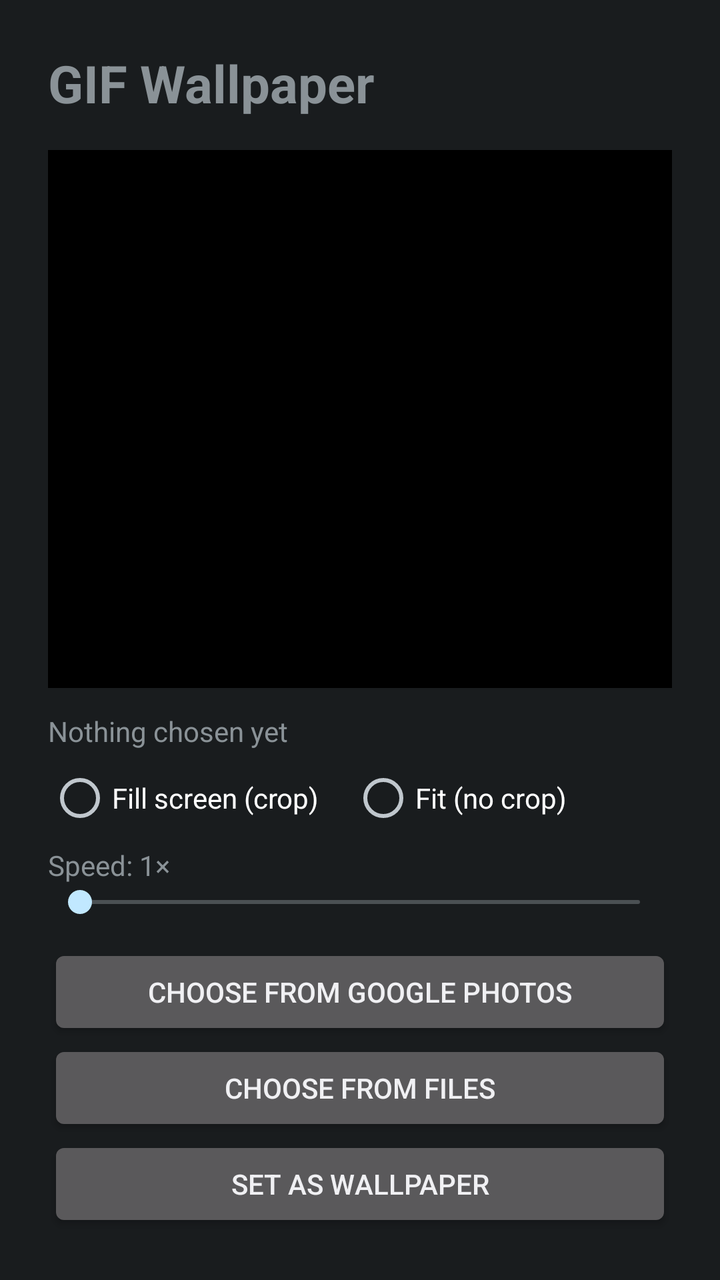
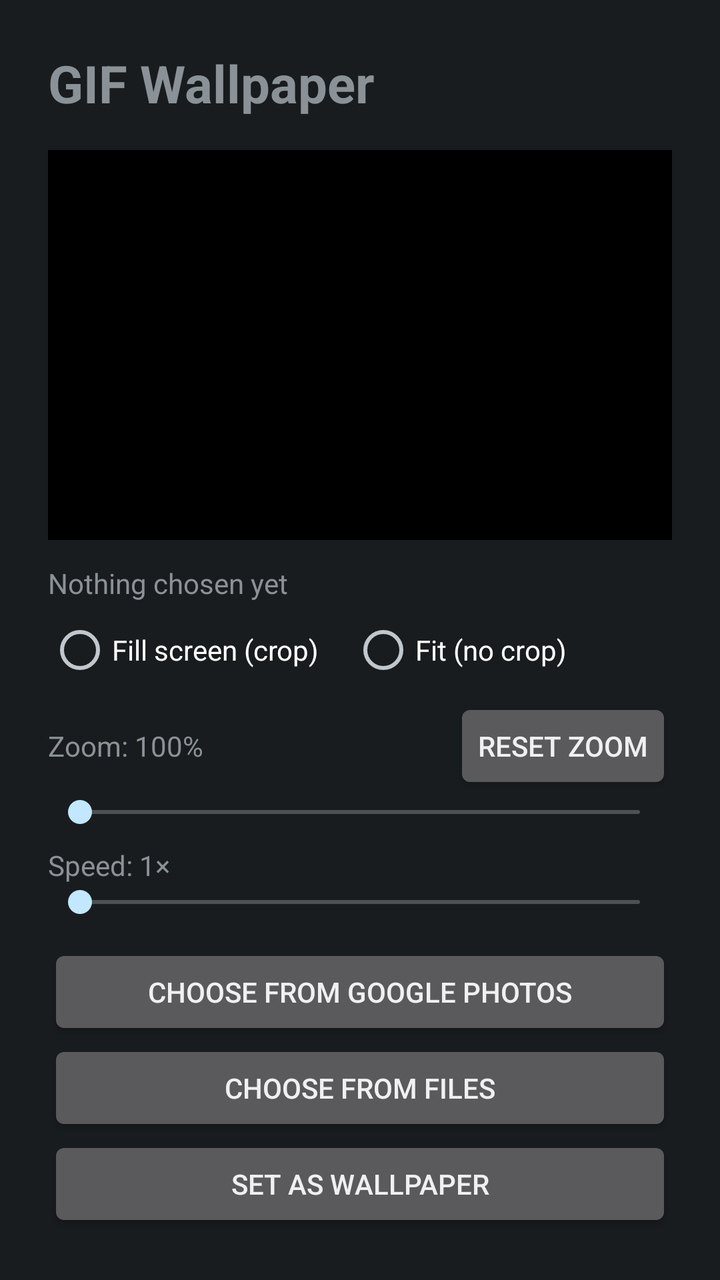

Two renders of the same Android screen: before a commit and after it. Below are the layout's source before the change and the commit's diff.
<!-- AndroidManifest.xml: application theme android:Theme.DeviceDefault -->
<!-- res/layout/activity_main.xml -->
<?xml version="1.0" encoding="utf-8"?>
<LinearLayout xmlns:android="http://schemas.android.com/apk/res/android"
    android:layout_width="match_parent"
    android:layout_height="match_parent"
    android:orientation="vertical"
    android:padding="24dp"
    android:fitsSystemWindows="true">

    <TextView
        android:layout_width="wrap_content"
        android:layout_height="wrap_content"
        android:text="@string/app_name"
        android:textSize="26sp"
        android:textStyle="bold"
        android:layout_marginBottom="16dp" />

    <FrameLayout
        android:layout_width="match_parent"
        android:layout_height="0dp"
        android:layout_weight="1"
        android:background="#000000">

        <ImageView
            android:id="@+id/preview"
            android:layout_width="match_parent"
            android:layout_height="match_parent"
            android:scaleType="fitCenter"
            android:contentDescription="Preview" />

        <VideoView
            android:id="@+id/videoPreview"
            android:layout_width="wrap_content"
            android:layout_height="wrap_content"
            android:layout_gravity="center"
            android:visibility="gone" />
    </FrameLayout>

    <TextView
        android:id="@+id/status"
        android:layout_width="match_parent"
        android:layout_height="wrap_content"
        android:layout_marginTop="12dp"
        android:text="Nothing chosen yet" />

    <RadioGroup
        android:id="@+id/scaleGroup"
        android:layout_width="match_parent"
        android:layout_height="wrap_content"
        android:orientation="horizontal"
        android:layout_marginTop="8dp">
        <RadioButton android:id="@+id/scaleFill" android:layout_width="wrap_content"
            android:layout_height="wrap_content" android:text="Fill screen (crop)" />
        <RadioButton android:id="@+id/scaleFit" android:layout_width="wrap_content"
            android:layout_height="wrap_content" android:layout_marginStart="16dp"
            android:text="Fit (no crop)" />
    </RadioGroup>

    <TextView
        android:id="@+id/speedLabel"
        android:layout_width="wrap_content"
        android:layout_height="wrap_content"
        android:layout_marginTop="8dp"
        android:text="Speed: 1×" />

    <SeekBar
        android:id="@+id/speedBar"
        android:layout_width="match_parent"
        android:layout_height="wrap_content" />

    <Button
        android:id="@+id/photosButton"
        android:layout_width="match_parent"
        android:layout_height="wrap_content"
        android:layout_marginTop="12dp"
        android:text="Choose from Google Photos" />

    <Button
        android:id="@+id/pickButton"
        android:layout_width="match_parent"
        android:layout_height="wrap_content"
        android:text="Choose from files" />

    <Button
        android:id="@+id/setButton"
        android:layout_width="match_parent"
        android:layout_height="wrap_content"
        android:text="Set as wallpaper" />
</LinearLayout>
<!-- resources referenced by this layout -->
<resources>
  <string name="app_name">GIF Wallpaper</string>
</resources>

<!-- the commit's change to res/layout/activity_main.xml (unified diff, before → after) -->
@@ -55,6 +55,33 @@
             android:text="Fit (no crop)" />
     </RadioGroup>
 
+    <LinearLayout
+        android:layout_width="match_parent"
+        android:layout_height="wrap_content"
+        android:layout_marginTop="8dp"
+        android:gravity="center_vertical"
+        android:orientation="horizontal">
+
+        <TextView
+            android:id="@+id/zoomLabel"
+            android:layout_width="0dp"
+            android:layout_height="wrap_content"
+            android:layout_weight="1"
+            android:text="Zoom: 100%" />
+
+        <Button
+            android:id="@+id/zoomReset"
+            style="?android:attr/buttonStyleSmall"
+            android:layout_width="wrap_content"
+            android:layout_height="wrap_content"
+            android:text="Reset zoom" />
+    </LinearLayout>
+
+    <SeekBar
+        android:id="@+id/zoomBar"
+        android:layout_width="match_parent"
+        android:layout_height="wrap_content" />
+
     <TextView
         android:id="@+id/speedLabel"
         android:layout_width="wrap_content"
